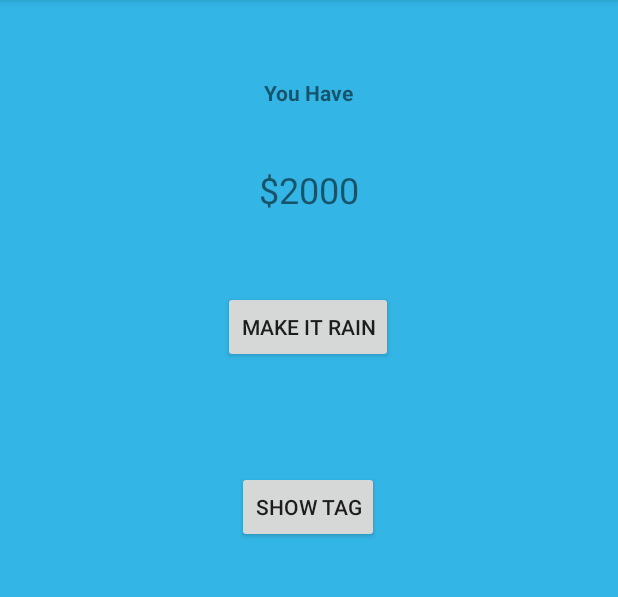
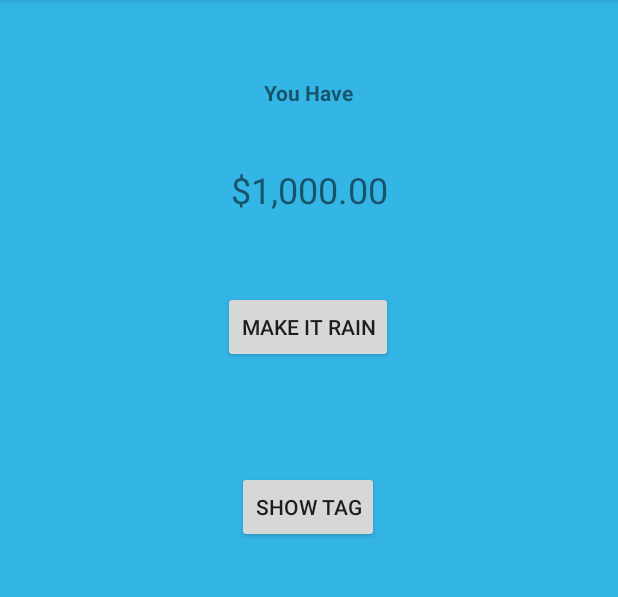
Before and after one commit to margleb/Android, an Android app: the screen it shows after launch (MainActivity), after a tap on "MAKE IT RAIN", on a phone screen of 412 x 824 dp, the part 84-681 px from its top. Run offline under Robolectric (Android 15) with nearby library versions, the phone set to English and light mode, and no system bars.

Commit message:
App- Showing Money Counter - Currency Format

```diff
--- a/app/src/main/java/com/example/myproject/MainActivity.java
+++ b/app/src/main/java/com/example/myproject/MainActivity.java
@@ -5,19 +5,25 @@ import androidx.appcompat.app.AppCompatActivity;
 import android.os.Bundle;
 import android.util.Log;
 import android.view.View;
-import android.widget.Button;
+import android.widget.*;
+
+import java.text.NumberFormat;
 
 public class MainActivity extends AppCompatActivity {
-    private Button showMoney;
-    private Button showTag;
+    // private Button showMoney;
+    // private Button showTag;
+    private TextView moneyText;
+
+    private int moneyCounter = 0;
 
 
     @Override
     protected void onCreate(Bundle savedInstanceState) {
         super.onCreate(savedInstanceState);
         setContentView(R.layout.activity_main);
-        showMoney = findViewById(R.id.button_make_rain);
-        showTag = findViewById(R.id.button_show_tag);
+        // showMoney = findViewById(R.id.button_make_rain);
+        // showTag = findViewById(R.id.button_show_tag);
+        moneyText = findViewById(R.id.money_text);
 
         // showMoney.setOnClickListener(new View.OnClickListener() {
             // @Override
@@ -36,7 +42,12 @@ public class MainActivity extends AppCompatActivity {
     }
 
     public void makeItRain(View v) {
-        Log.d("MIR", "makeItRain: Trapped");
+        // преобразует число в валюту
+        NumberFormat numberFormat = NumberFormat.getCurrencyInstance();
+        moneyCounter += 1000;
+        // устанавливаем текст
+        moneyText.setText(String.valueOf(numberFormat.format(moneyCounter)));
+        Log.d("MIR", "makeItRain: Trapped " + moneyCounter);
         // System.out.println("Hello!");
     }
 
```
